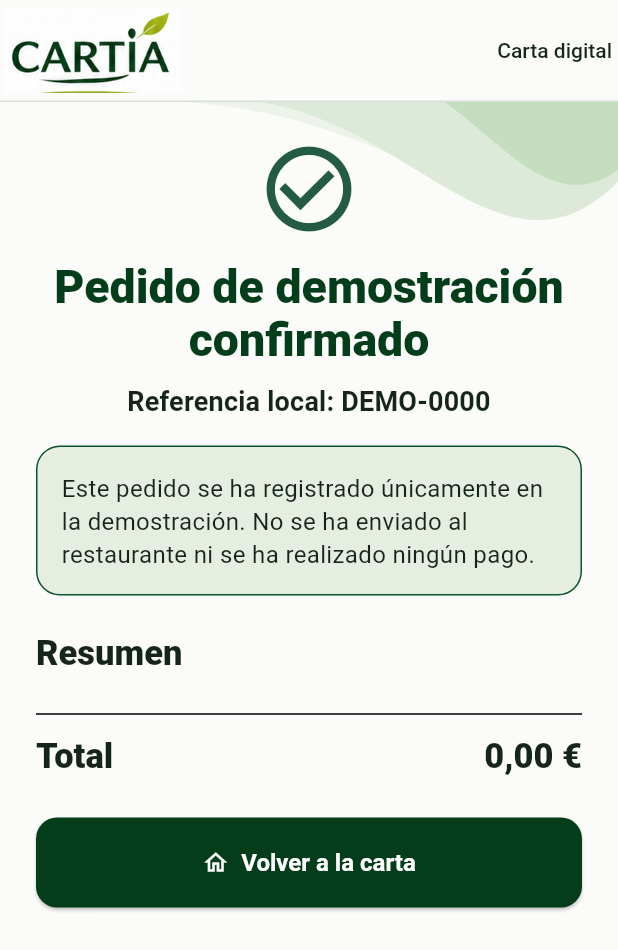
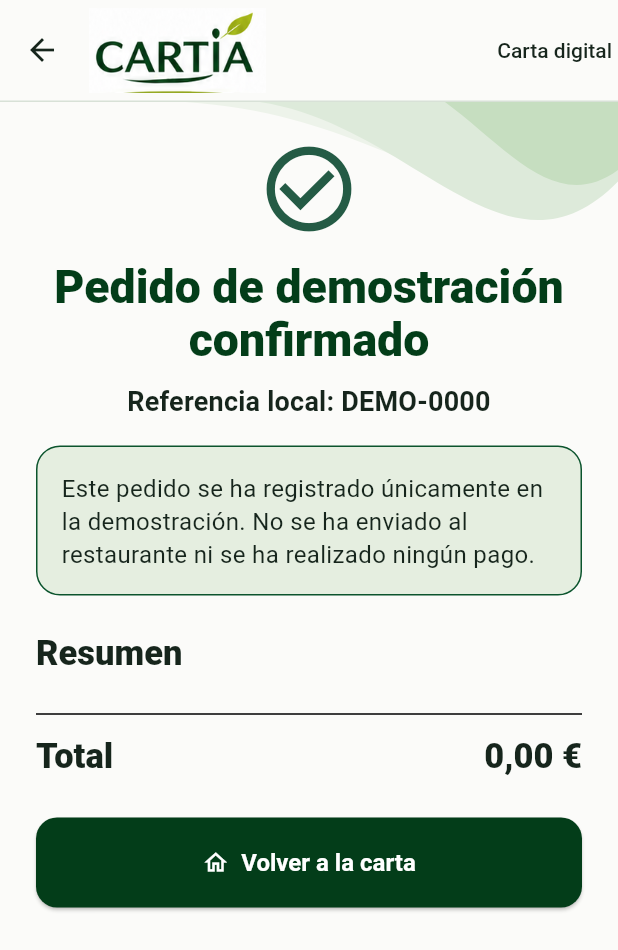
Before and after one commit to natmarser/cartia, a Flutter app: the P8Confirmacion screen opened directly with empty values, on a phone screen of 412 x 824 dp. Shown: the top 950 px of the screen. Run offline on Flutter 3.47's test engine with Material 3 defaults, Android fonts, the phone set to English and light mode, and no system bars.

Commit message:
Modificaciones para cumplir TalkBack

```diff
--- a/lib/screens/p8_confirmacion.dart
+++ b/lib/screens/p8_confirmacion.dart
@@ -9,16 +9,19 @@ class P8Confirmacion extends StatelessWidget {
 
   @override
   Widget build(BuildContext context) => Scaffold(
-    appBar: const CartiaHeader(),
+    appBar: const CartiaHeader(excludeHeaderSemantics: true),
     body: FondoOndas(child: ListView(
       padding: const EdgeInsets.all(24),
       children: [
         const Icon(Icons.check_circle_outline, size: 68,
           color: CartiaColors.exito),
         const SizedBox(height: 14),
-        Text('Pedido de demostración confirmado',
-          textAlign: TextAlign.center,
-          style: Theme.of(context).textTheme.headlineMedium),
+        Semantics(
+          header: true,
+          namesRoute: true,
+          child: Text('Pedido de demostración confirmado',
+            textAlign: TextAlign.center,
+            style: Theme.of(context).textTheme.headlineMedium)),
         const SizedBox(height: 10),
         Text('Referencia local: ${recibo.referencia}',
           textAlign: TextAlign.center,
--- a/lib/widgets/cartia_widgets.dart
+++ b/lib/widgets/cartia_widgets.dart
@@ -6,19 +6,26 @@ import '../screens/p3_detalle.dart';
 /// Cabecera con el logotipo del prototipo original.
 class CartiaHeader extends StatelessWidget implements PreferredSizeWidget {
   final bool inicio;
-  const CartiaHeader({super.key, this.inicio = false});
+  final bool excludeHeaderSemantics;
+  const CartiaHeader({super.key, this.inicio = false, this.excludeHeaderSemantics = false});
 
   @override
   Size get preferredSize => const Size.fromHeight(68);
 
   @override
   Widget build(BuildContext context) => AppBar(
-    automaticallyImplyLeading: !inicio,
+    excludeHeaderSemantics: excludeHeaderSemantics,
+    automaticallyImplyLeading: false,
+    leading: inicio ? null : IconButton(
+      tooltip: 'Volver a la pantalla anterior',
+      icon: const Icon(Icons.arrow_back),
+      onPressed: () { Navigator.maybePop(context); },
+    ),
     toolbarHeight: 68,
     titleSpacing: inicio ? 20 : 0,
     title: Row(children: [
       Image.asset('assets/images/logo_cartia.png', width: 125,
-        height: 57, fit: BoxFit.contain,
+        height: 57, fit: BoxFit.contain, semanticLabel: 'Cartia',
         errorBuilder: (_, _, _) => const Text('CARTIA')),
       const Spacer(),
       const Text('Carta digital', style: TextStyle(
@@ -77,9 +84,12 @@ class TituloSeccion extends StatelessWidget {
   const TituloSeccion(this.texto, {super.key});
 
   @override
-  Widget build(BuildContext context) => Padding(
+  Widget build(BuildContext context) => Semantics(
+    header: true,
+    child: Padding(
       padding: const EdgeInsets.only(bottom: 12),
       child: Text(texto, style: Theme.of(context).textTheme.titleLarge),
+    ),
   );
 }
 
@@ -107,7 +117,17 @@ class TarjetaPlato extends StatelessWidget {
   const TarjetaPlato({super.key, required this.plato});
 
   @override
-  Widget build(BuildContext context) => Padding(
+  Widget build(BuildContext context) {
+    void abrirDetalle() => Navigator.push(context,
+      MaterialPageRoute(builder: (_) => P3Detalle(plato: plato)));
+
+    return Semantics(
+      button: true,
+      label: '${plato.nombre}. ${plato.descripcion}. Precio ${plato.precioFormateado}',
+      hint: 'Abrir detalles del plato',
+      onTap: abrirDetalle,
+      excludeSemantics: true,
+      child: Padding(
         padding: const EdgeInsets.only(bottom: 12),
         child: Material(
           color: Colors.white,
@@ -116,8 +136,7 @@ class TarjetaPlato extends StatelessWidget {
             side: const BorderSide(color: CartiaColors.bordes, width: 1.4)),
           child: InkWell(
             borderRadius: BorderRadius.circular(18),
-        onTap: () => Navigator.push(context,
-          MaterialPageRoute(builder: (_) => P3Detalle(plato: plato))),
+            onTap: abrirDetalle,
             child: Padding(
               padding: const EdgeInsets.symmetric(horizontal: 16, vertical: 15),
               child: Row(children: [
@@ -145,7 +164,9 @@ class TarjetaPlato extends StatelessWidget {
             ),
           ),
         ),
+      ),
     );
+  }
 }
 
 /// Acción principal de ancho completo en pantallas secundarias.
--- a/pubspec.yaml
+++ b/pubspec.yaml
@@ -30,6 +30,9 @@ environment:
 dependencies:
   flutter:
     sdk: flutter
+  flutter_localizations:
+    sdk: flutter
+
 
   # The following adds the Cupertino Icons font to your application.
   # Use with the CupertinoIcons class for iOS style icons.
```
Also changed, not shown: lib/main.dart (+13 -0 lines), lib/screens/p5_resultados.dart (+20 -3 lines), pubspec.lock. Lines whose indentation alone changed are shown as unchanged.
